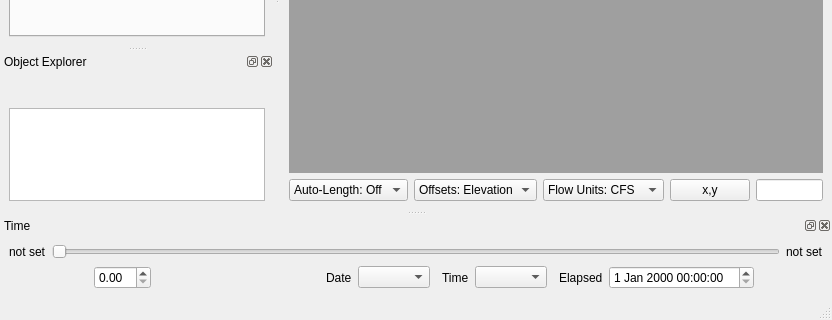
Above: src/ui/frmMainDesigner.ui from USEPA/SWMM-EPANET_User_Interface before the change; both pictures show x 0 to 832 and y 330 to 650 of the 832 by 650 pixel window. Below: the same form after it.
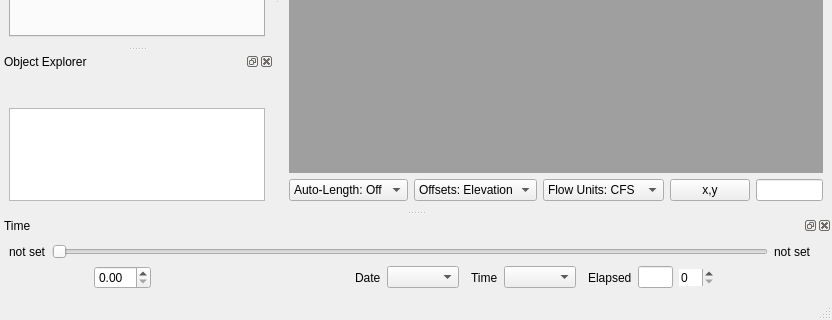
That is the form after the change. Icons and pictures are not drawn.

Commit message: Update animation time controls for SWMM  - frmMainSWMM: setup time control indexing scheme and control handle linkage  - frmMainDesigner: elapsed time is a combo of textETime and sbETime for better control

The edit to the form file:
```diff
--- a/src/ui/frmMainDesigner.ui
+++ b/src/ui/frmMainDesigner.ui
@@ -675,7 +675,7 @@
    </property>
    <property name="minimumSize">
     <size>
-     <width>602</width>
+     <width>658</width>
      <height>82</height>
     </size>
    </property>
@@ -700,7 +700,7 @@
        </property>
       </widget>
      </item>
-     <item row="0" column="1" colspan="13">
+     <item row="0" column="1" colspan="14">
       <widget class="QSlider" name="horizontalTimeSlider">
        <property name="minimumSize">
         <size>
@@ -719,7 +719,7 @@
        </property>
       </widget>
      </item>
-     <item row="0" column="14">
+     <item row="0" column="15">
       <widget class="QLabel" name="labelEndTime">
        <property name="maximumSize">
         <size>
@@ -901,7 +901,7 @@
        </property>
       </widget>
      </item>
-     <item row="1" column="13" colspan="2">
+     <item row="1" column="14" colspan="2">
       <spacer name="horizontalSpacer_3">
        <property name="orientation">
         <enum>Qt::Horizontal</enum>
@@ -915,7 +915,17 @@
       </spacer>
      </item>
      <item row="1" column="12">
-      <widget class="QDateTimeEdit" name="sbETime"/>
+      <widget class="QLineEdit" name="txtETime"/>
+     </item>
+     <item row="1" column="13">
+      <widget class="QSpinBox" name="sbETime">
+       <property name="wrapping">
+        <bool>false</bool>
+       </property>
+       <property name="frame">
+        <bool>false</bool>
+       </property>
+      </widget>
      </item>
     </layout>
    </widget>
```
The commit also changes 3 other files.
